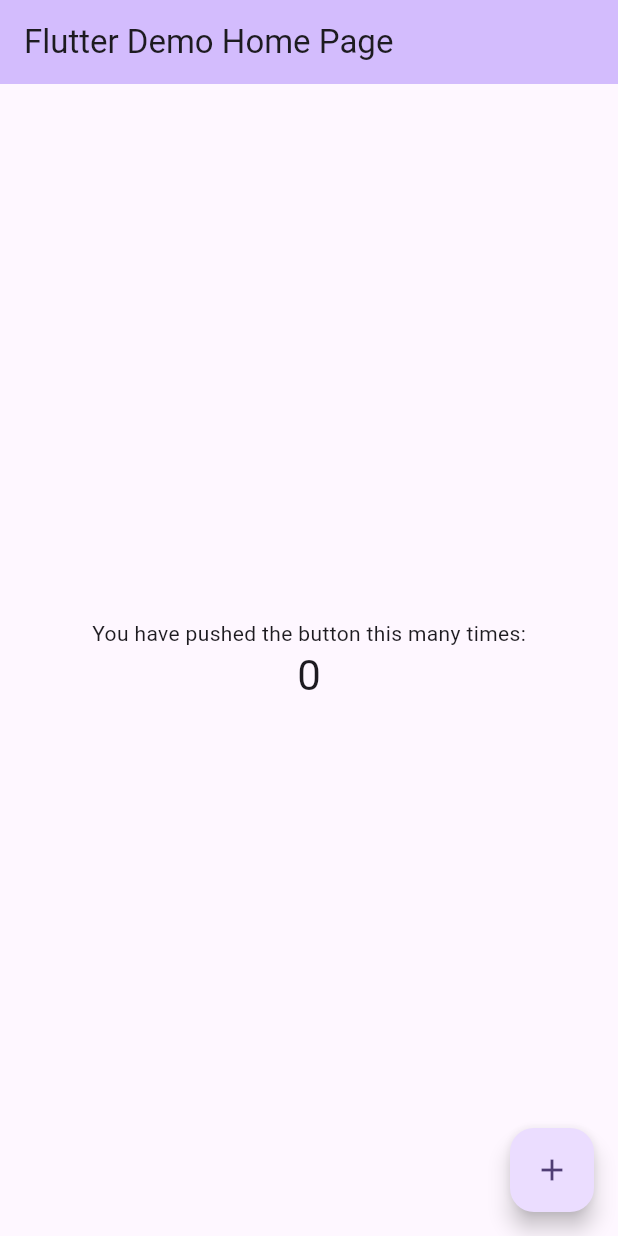
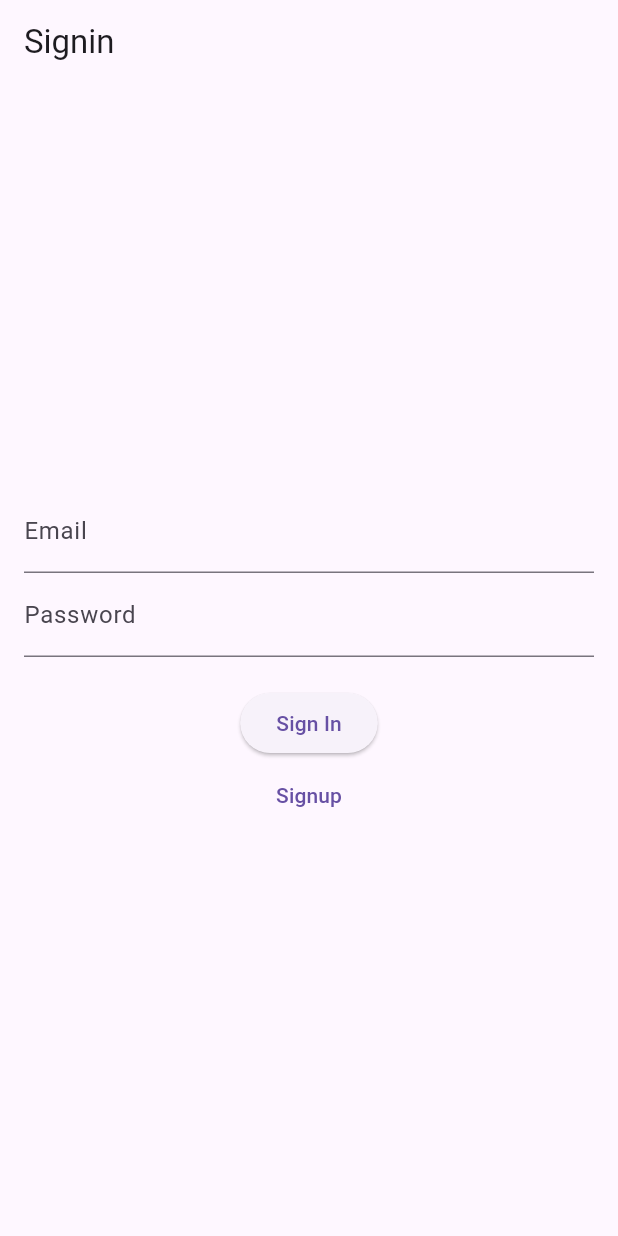
Before and after one commit to caipira113/flutter_firebase, a Flutter app: the screen it shows after launch, on a phone screen of 412 x 824 dp. Run offline on Flutter 3.47's test engine with Material 3 defaults, Android fonts, the phone set to English and light mode, and no system bars; our stand-ins replace firebase_auth, firebase_core; accounts and stored records are empty; generated files the repository leaves out were written again.

Commit message:
chat(??)

```diff
--- a/lib/main.dart
+++ b/lib/main.dart
@@ -1,132 +1,38 @@
+import 'package:firebase_core/firebase_core.dart';
+import 'package:flutter_firebase/providers/auth.dart';
+import 'package:flutter_firebase/screens/chat.dart';
+import 'package:flutter_firebase/screens/signin.dart';
 import 'package:flutter/material.dart';
-import 'package:firebase_core/firebase_core.dart';
+import 'package:provider/provider.dart';
+
 import 'firebase_options.dart';
 
-Future<void> main() async {
+void main() async {
   WidgetsFlutterBinding.ensureInitialized();
   await Firebase.initializeApp(
     options: DefaultFirebaseOptions.currentPlatform,
   );
-
-  runApp(const MyApp());
+  runApp(MyApp());
 }
 
 class MyApp extends StatelessWidget {
-  const MyApp({super.key});
-
-  // This widget is the root of your application.
   @override
   Widget build(BuildContext context) {
-    return MaterialApp(
-      title: 'Flutter Demo',
-      theme: ThemeData(
-        // This is the theme of your application.
-        //
-        // TRY THIS: Try running your application with "flutter run". You'll see
-        // the application has a purple toolbar. Then, without quitting the app,
-        // try changing the seedColor in the colorScheme below to Colors.green
-        // and then invoke "hot reload" (save your changes or press the "hot
-        // reload" button in a Flutter-supported IDE, or press "r" if you used
-        // the command line to start the app).
-        //
-        // Notice that the counter didn't reset back to zero; the application
-        // state is not lost during the reload. To reset the state, use hot
-        // restart instead.
-        //
-        // This works for code too, not just values: Most code changes can be
-        // tested with just a hot reload.
-        colorScheme: ColorScheme.fromSeed(seedColor: Colors.deepPurple),
-        useMaterial3: true,
+    return MultiProvider(
+      providers: [
+        ChangeNotifierProvider(create: (_) => CustomAuthProvider()),
+      ],
+      child: MaterialApp(
+        title: 'Flutter Messenger',
+        theme: ThemeData(
+          primarySwatch: Colors.blue,
+        ),
+        home: Consumer<CustomAuthProvider>(
+          builder: (context, authProvider, _) {
+            return authProvider.user == null ? Signin() : Chat();
+          },
+        ),
       ),
-      home: const MyHomePage(title: 'Flutter Demo Home Page'),
     );
   }
 }
-
-class MyHomePage extends StatefulWidget {
-  const MyHomePage({super.key, required this.title});
-
-  // This widget is the home page of your application. It is stateful, meaning
-  // that it has a State object (defined below) that contains fields that affect
-  // how it looks.
-
-  // This class is the configuration for the state. It holds the values (in this
-  // case the title) provided by the parent (in this case the App widget) and
-  // used by the build method of the State. Fields in a Widget subclass are
-  // always marked "final".
-
-  final String title;
-
-  @override
-  State<MyHomePage> createState() => _MyHomePageState();
-}
-
-class _MyHomePageState extends State<MyHomePage> {
-  int _counter = 0;
-
-  void _incrementCounter() {
-    setState(() {
-      // This call to setState tells the Flutter framework that something has
-      // changed in this State, which causes it to rerun the build method below
-      // so that the display can reflect the updated values. If we changed
-      // _counter without calling setState(), then the build method would not be
-      // called again, and so nothing would appear to happen.
-      _counter++;
-    });
-  }
-
-  @override
-  Widget build(BuildContext context) {
-    // This method is rerun every time setState is called, for instance as done
-    // by the _incrementCounter method above.
-    //
-    // The Flutter framework has been optimized to make rerunning build methods
-    // fast, so that you can just rebuild anything that needs updating rather
-    // than having to individually change instances of widgets.
-    return Scaffold(
-      appBar: AppBar(
-        // TRY THIS: Try changing the color here to a specific color (to
-        // Colors.amber, perhaps?) and trigger a hot reload to see the AppBar
-        // change color while the other colors stay the same.
-        backgroundColor: Theme.of(context).colorScheme.inversePrimary,
-        // Here we take the value from the MyHomePage object that was created by
-        // the App.build method, and use it to set our appbar title.
-        title: Text(widget.title),
-      ),
-      body: Center(
-        // Center is a layout widget. It takes a single child and positions it
-        // in the middle of the parent.
-        child: Column(
-          // Column is also a layout widget. It takes a list of children and
-          // arranges them vertically. By default, it sizes itself to fit its
-          // children horizontally, and tries to be as tall as its parent.
-          //
-          // Column has various properties to control how it sizes itself and
-          // how it positions its children. Here we use mainAxisAlignment to
-          // center the children vertically; the main axis here is the vertical
-          // axis because Columns are vertical (the cross axis would be
-          // horizontal).
-          //
-          // TRY THIS: Invoke "debug painting" (choose the "Toggle Debug Paint"
-          // action in the IDE, or press "p" in the console), to see the
-          // wireframe for each widget.
-          mainAxisAlignment: MainAxisAlignment.center,
-          children: <Widget>[
-            const Text(
-              'You have pushed the button this many times:',
-            ),
-            Text(
-              '$_counter',
-              style: Theme.of(context).textTheme.headlineMedium,
-            ),
-          ],
-        ),
-      ),
-      floatingActionButton: FloatingActionButton(
-        onPressed: _incrementCounter,
-        tooltip: 'Increment',
-        child: const Icon(Icons.add),
-      ), // This trailing comma makes auto-formatting nicer for build methods.
-    );
-  }
-}
--- /dev/null
+++ b/lib/providers/auth.dart
@@ -0,0 +1,43 @@
+import 'package:flutter/cupertino.dart';
+import 'package:firebase_auth/firebase_auth.dart';
+
+class CustomAuthProvider with ChangeNotifier {
+  final FirebaseAuth _auth = FirebaseAuth.instance;
+  User? _user;
+
+  User? get user => _user;
+
+  CustomAuthProvider() {
+    _auth.authStateChanges().listen(_onAuthStateChanged);
+  }
+
+  Future<void> signInAnonymously() async {
+    try {
+      await _auth.signInAnonymously();
+    } catch (e) {
+      print(e);
+    }
+  }
+
+  Future<void> signInWithEmailAndPassword(String email, String password) async {
+    try {
+      await _auth.signInWithEmailAndPassword(email: email, password: password);
+    } catch (e) {
+      print(e);
+    }
+  }
+
+  Future<void> signUpWithEmailAndPassword(String email, String password) async {
+    try {
+      await _auth.createUserWithEmailAndPassword(
+          email: email, password: password);
+    } catch (e) {
+      print(e);
+    }
+  }
+
+  void _onAuthStateChanged(User? user) {
+    _user = user;
+    notifyListeners();
+  }
+}
--- /dev/null
+++ b/lib/screens/signin.dart
@@ -0,0 +1,51 @@
+import 'package:flutter_firebase/screens/signup.dart';
+import 'package:flutter/material.dart';
+import 'package:provider/provider.dart';
+
+import 'package:flutter_firebase/providers/auth.dart';
+
+class Signin extends StatelessWidget {
+  final TextEditingController emailController = TextEditingController();
+  final TextEditingController passwordController = TextEditingController();
+
+  @override
+  Widget build(BuildContext context) {
+    final authProvider = Provider.of<CustomAuthProvider>(context);
+
+    return Scaffold(
+      appBar: AppBar(
+        title: const Text("Signin"),
+      ),
+      body: Padding(
+        padding: const EdgeInsets.all(16.0),
+        child: Column(
+          mainAxisAlignment: MainAxisAlignment.center,
+          children: [
+            TextField(
+              controller: emailController,
+              decoration: const InputDecoration(labelText: 'Email'),
+            ),
+            TextField(
+              controller: passwordController,
+              decoration: const InputDecoration(labelText: 'Password'),
+              obscureText: true,
+            ),
+            const SizedBox(height: 20),
+            ElevatedButton(
+                onPressed: () async {
+                  await authProvider.signInWithEmailAndPassword(
+                      emailController.text, passwordController.text);
+                },
+                child: const Text('Sign In')),
+            TextButton(
+                onPressed: () {
+                  Navigator.of(context)
+                      .push(MaterialPageRoute(builder: (context) => Signup()));
+                },
+                child: const Text("Signup"))
+          ],
+        ),
+      ),
+    );
+  }
+}
--- a/pubspec.yaml
+++ b/pubspec.yaml
@@ -32,7 +32,7 @@ dependencies:
     sdk: flutter
   firebase_core:
   firebase_auth:
-
+  provider:
 
   # The following adds the Cupertino Icons font to your application.
   # Use with the CupertinoIcons class for iOS style icons.
```
Also changed, not shown: lib/screens/chat.dart (added, +23 -0 lines), lib/screens/signup.dart (added, +45 -0 lines), pubspec.lock.
